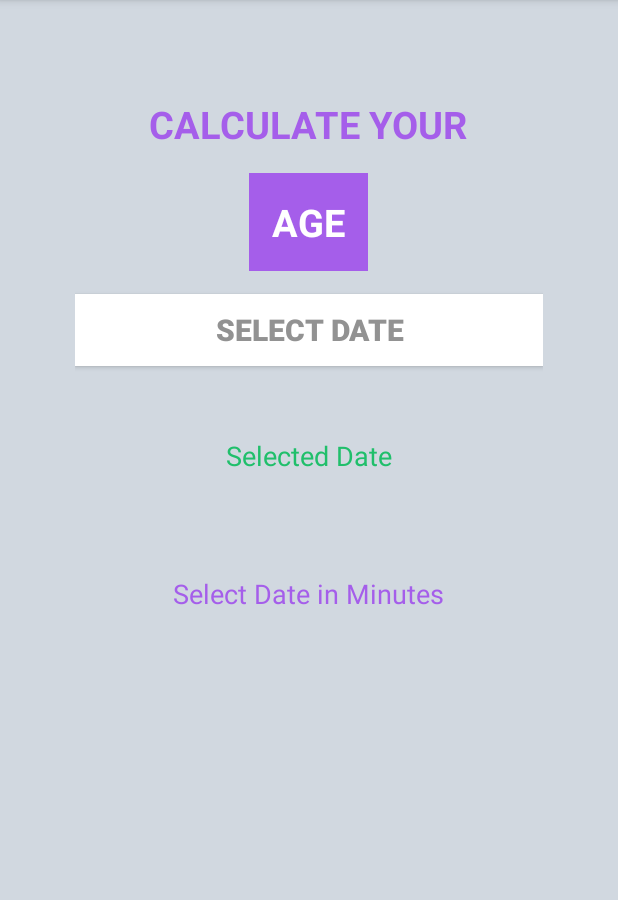
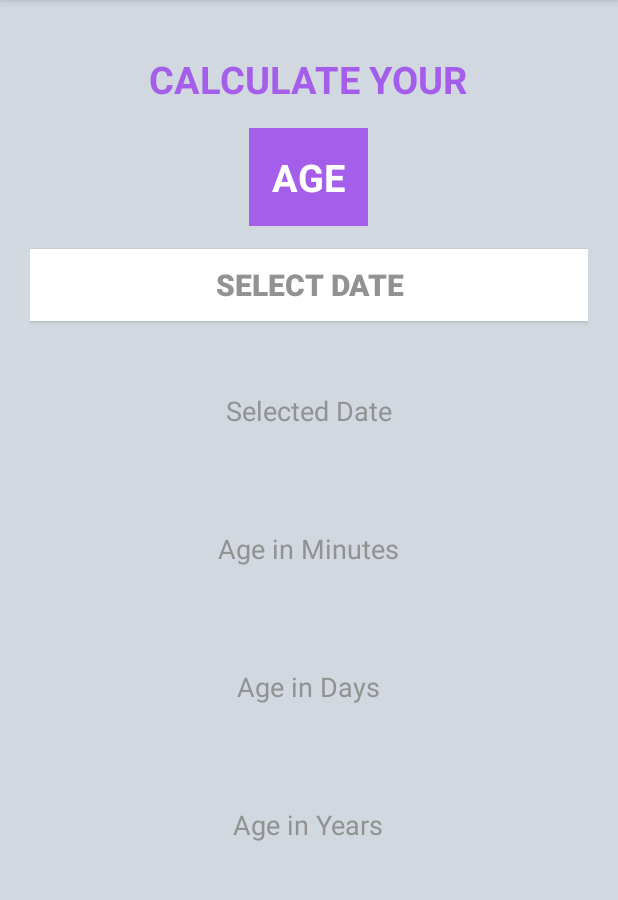
Before and after one commit to tsyanuri/FindMyAge-App, an Android app: the screen it shows after launch (MainActivity), on a phone screen of 412 x 824 dp, the part 84-984 px from its top. Run offline under Robolectric (Android 15) with nearby library versions, the phone set to English and light mode, and no system bars.

```diff
--- a/app/src/main/res/layout/activity_main.xml
+++ b/app/src/main/res/layout/activity_main.xml
@@ -6,7 +6,7 @@
     android:layout_height="match_parent"
     android:gravity="center_horizontal"
     android:orientation="vertical"
-    android:padding="50dp"
+    android:padding="20dp"
     android:background="@color/color_background"
     tools:context=".MainActivity">
 
@@ -54,7 +54,7 @@
     <TextView
         android:layout_width="wrap_content"
         android:layout_height="wrap_content"
-        android:textColor="@color/selectedColor"
+        android:textColor="@color/selectdateColor"
         android:text="@string/selected_date"
         android:textSize="18sp"/>
 
@@ -62,15 +62,44 @@
         android:id="@+id/tvSelectDateInMinutes"
         android:layout_width="wrap_content"
         android:layout_height="wrap_content"
-        android:textColor="@color/selectdate"
+        android:textColor="@color/selectdateColor"
         android:layout_marginTop="20sp"
         android:textSize="35sp"/>
 
     <TextView
         android:layout_width="wrap_content"
         android:layout_height="wrap_content"
-        android:textColor="@color/textBackground"
-        android:text="Select Date in Minutes"
+        android:textColor="@color/selectdateColor"
+        android:text="@string/select_date_in_minutes"
+        android:textSize="18sp"/>
+
+    <TextView
+        android:id="@+id/tvSelectDateInDays"
+        android:layout_marginTop="20sp"
+        android:layout_width="wrap_content"
+        android:layout_height="wrap_content"
+        android:textColor="@color/selectdateColor"
+        android:textSize="35sp" />
+    <TextView
+        android:layout_width="wrap_content"
+        android:layout_height="wrap_content"
+        android:textColor="@color/selectdateColor"
+        android:text="@string/select_date_in_days"
+        android:textSize="18sp"/>
+
+    <TextView
+        android:id="@+id/tvSelectDateInYears"
+        android:layout_marginTop="20sp"
+        android:layout_width="wrap_content"
+        android:layout_height="wrap_content"
+        android:textColor="@color/selectdateColor"
+        android:textSize="35sp" />
+
+    <TextView
+        android:layout_width="wrap_content"
+        android:layout_height="wrap_content"
+        android:textColor="@color/selectdateColor"
+        android:text="@string/age_in_years"
         android:textSize="18sp"/>
 
 </LinearLayout>
--- a/app/src/main/res/values/strings.xml
+++ b/app/src/main/res/values/strings.xml
@@ -5,4 +5,7 @@
     <string name="select_date">Select Date</string>
     <string name="selected_date">Selected Date</string>
     <string name="age_in_minutes">Age in Minutes</string>
+    <string name="select_date_in_minutes">Age in Minutes</string>
+    <string name="select_date_in_days">Age in Days</string>
+    <string name="age_in_years">Age in Years</string>
 </resources>
```
Also changed, not shown: app/src/main/java/com/tsyanuri/android/findmyage/MainActivity.kt (+62 -0 lines), 3 other files.
